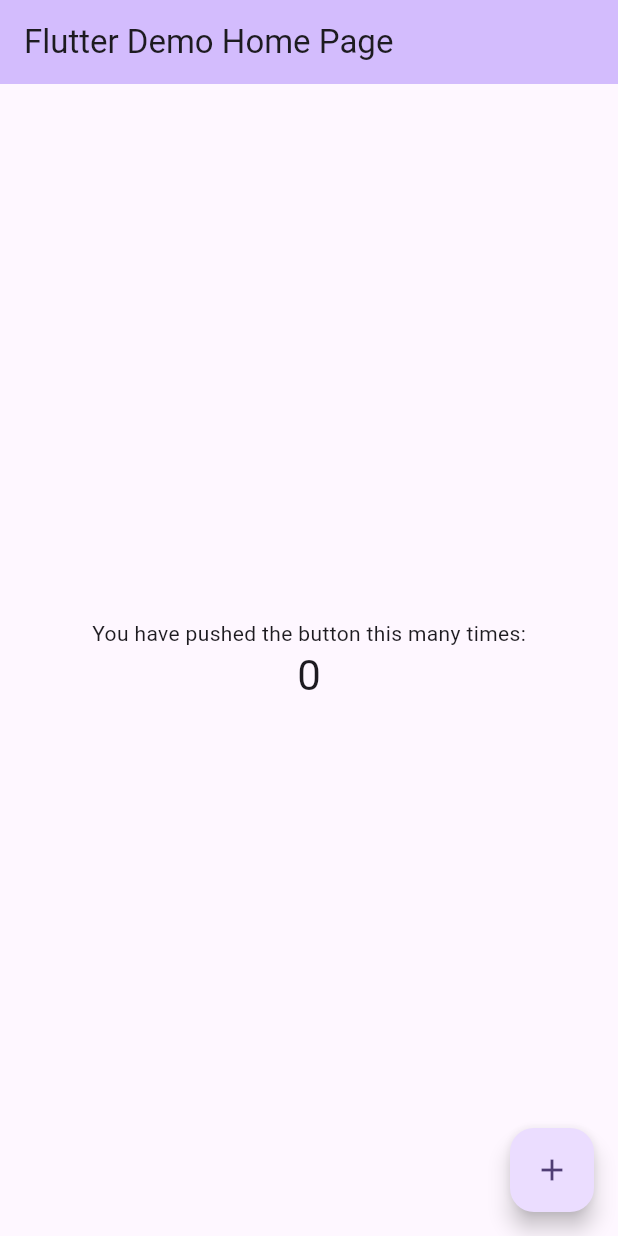
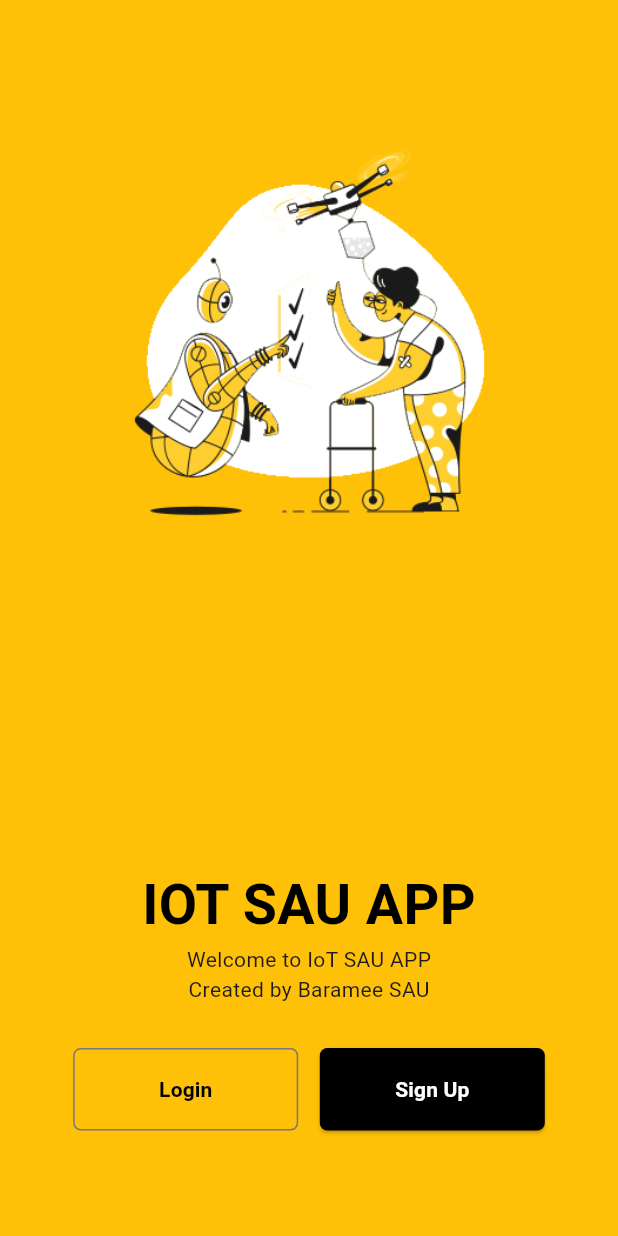
Before and after one commit to BarameeEiEi/iot_sau_first_project, a Flutter app: the screen it shows after launch, on a phone screen of 412 x 824 dp. Run offline on Flutter 3.47's test engine with Material 3 defaults, Android fonts, the phone set to English and light mode, and no system bars.

Commit message:
v.2: crate flie main succuss full 1 page eiei

```diff
--- /dev/null
+++ b/lib/Views/signin_ui.dart
@@ -0,0 +1,15 @@
+import 'package:flutter/material.dart';
+
+class SigninUI extends StatefulWidget {
+  const SigninUI({super.key});
+
+  @override
+  State<SigninUI> createState() => _SigninUIState();
+}
+
+class _SigninUIState extends State<SigninUI> {
+  @override
+  Widget build(BuildContext context) {
+    return Scaffold();
+  }
+}
--- /dev/null
+++ b/lib/Views/signup_ui.dart
@@ -0,0 +1,15 @@
+import 'package:flutter/material.dart';
+
+class SignupUI extends StatefulWidget {
+  const SignupUI({super.key});
+
+  @override
+  State<SignupUI> createState() => _SignupUIState();
+}
+
+class _SignupUIState extends State<SignupUI> {
+  @override
+  Widget build(BuildContext context) {
+    return Scaffold();
+  }
+}
--- /dev/null
+++ b/lib/Views/welcome_ui.dart
@@ -0,0 +1,102 @@
+// ignore_for_file: sort_child_properties_last
+
+import 'package:flutter/material.dart';
+
+class WelcomeUI extends StatefulWidget {
+  const WelcomeUI({super.key});
+
+  @override
+  State<WelcomeUI> createState() => _WelcomeUIState();
+}
+
+class _WelcomeUIState extends State<WelcomeUI> {
+  @override
+  Widget build(BuildContext context) {
+    return Scaffold(
+        backgroundColor: Colors.amber,
+        body: Center(
+            child: Column(
+                children: [
+                    SizedBox(
+                        height: MediaQuery.of(context).size.height* 0.1,
+                    ),
+                    Image.asset(
+                        'assets/images/logo.png',
+                        //width: 250.50,
+                        width: MediaQuery.of(context).size.width * 0.7,
+                    ),
+                    SizedBox(
+                        height: MediaQuery.of(context).size.height* 0.25,
+                    ),
+                    Text(
+                        'IOT SAU APP',
+                        style: TextStyle(
+                            fontSize: MediaQuery.of(context).size.width * 0.09,
+                            fontWeight: FontWeight.bold,
+                            color: Colors.black
+                        ),
+                    ),
+                    Text(
+                        'Welcome to IoT SAU APP',
+                    ),
+                    Text(
+                        'Created by Baramee SAU',
+                    ),
+                    SizedBox(
+                        height: MediaQuery.of(context).size.height* 0.035,
+                    ),
+                    Row(
+                        mainAxisAlignment: MainAxisAlignment.center,
+                        children: [
+                            OutlinedButton(
+                                onPressed: () {},
+                                child: Text(
+                                    'Login' ,
+                                    style: TextStyle(
+                                        fontWeight: FontWeight.bold ,
+                                        color: Colors.black,
+                                    ),
+                                ),
+                                style: OutlinedButton.styleFrom(
+                                      fixedSize: Size(
+                                            150.0  ,
+                                            55.0,
+                                        ),
+                                    shape: RoundedRectangleBorder(
+                                        borderRadius: BorderRadius.circular(5,
+                                        ),
+                                    ),
+                                ),
+                                ),
+                                SizedBox(
+                        width: MediaQuery.of(context).size.width * 0.035,
+                    ),
+                                ElevatedButton(
+                                    onPressed: () {},
+                                    child: Text(
+                                        'Sign Up',
+                                        style: TextStyle(
+                                        fontWeight: FontWeight.bold ,
+                                        color: Colors.white,
+                                    ),
+                                    ),
+                                     style: ElevatedButton.styleFrom(
+                                        fixedSize: Size(
+                                            150.0  ,
+                                            55.0,
+                                        ),
+                                        backgroundColor: Colors.black,
+                                    shape: RoundedRectangleBorder(
+                                        borderRadius: BorderRadius.circular(5,
+                                        ),
+                                    ),
+                                ),
+                                    ),
+                        ],
+                    ),
+                ],
+            ),
+        ),
+        );
+  }
+}
--- a/lib/main.dart
+++ b/lib/main.dart
@@ -1,125 +1,26 @@
 import 'package:flutter/material.dart';
+import 'package:iot_sau_first_project/Views/welcome_ui.dart';
 
-void main() {
-  runApp(const MyApp());
+void main(){
+  runApp(
+    //เรียกใช้ คลาส ที่เรียกใช้งาน wight หลักของเเอป : MaterialApp()
+    iot_sau_first(),
+  );
+}
+//++++++++++++++++++++++++++++++++++++++++++++++++++++++++++++++++++++
+class iot_sau_first extends StatefulWidget {
+  const iot_sau_first({super.key});
+
+  @override
+  State<iot_sau_first> createState() => _iot_sau_firstState();
 }
 
-class MyApp extends StatelessWidget {
-  const MyApp({super.key});
-
-  // This widget is the root of your application.
+class _iot_sau_firstState extends State<iot_sau_first> {
   @override
   Widget build(BuildContext context) {
     return MaterialApp(
-      title: 'Flutter Demo',
-      theme: ThemeData(
-        // This is the theme of your application.
-        //
-        // TRY THIS: Try running your application with "flutter run". You'll see
-        // the application has a purple toolbar. Then, without quitting the app,
-        // try changing the seedColor in the colorScheme below to Colors.green
-        // and then invoke "hot reload" (save your changes or press the "hot
-        // reload" button in a Flutter-supported IDE, or press "r" if you used
-        // the command line to start the app).
-        //
-        // Notice that the counter didn't reset back to zero; the application
-        // state is not lost during the reload. To reset the state, use hot
-        // restart instead.
-        //
-        // This works for code too, not just values: Most code changes can be
-        // tested with just a hot reload.
-        colorScheme: ColorScheme.fromSeed(seedColor: Colors.deepPurple),
-        useMaterial3: true,
-      ),
-      home: const MyHomePage(title: 'Flutter Demo Home Page'),
+      debugShowCheckedModeBanner: false,
+      home: WelcomeUI(),
     );
   }
 }
-
-class MyHomePage extends StatefulWidget {
-  const MyHomePage({super.key, required this.title});
-
-  // This widget is the home page of your application. It is stateful, meaning
-  // that it has a State object (defined below) that contains fields that affect
-  // how it looks.
-
-  // This class is the configuration for the state. It holds the values (in this
-  // case the title) provided by the parent (in this case the App widget) and
-  // used by the build method of the State. Fields in a Widget subclass are
-  // always marked "final".
-
-  final String title;
-
-  @override
-  State<MyHomePage> createState() => _MyHomePageState();
-}
-
-class _MyHomePageState extends State<MyHomePage> {
-  int _counter = 0;
-
-  void _incrementCounter() {
-    setState(() {
-      // This call to setState tells the Flutter framework that something has
-      // changed in this State, which causes it to rerun the build method below
-      // so that the display can reflect the updated values. If we changed
-      // _counter without calling setState(), then the build method would not be
-      // called again, and so nothing would appear to happen.
-      _counter++;
-    });
-  }
-
-  @override
-  Widget build(BuildContext context) {
-    // This method is rerun every time setState is called, for instance as done
-    // by the _incrementCounter method above.
-    //
-    // The Flutter framework has been optimized to make rerunning build methods
-    // fast, so that you can just rebuild anything that needs updating rather
-    // than having to individually change instances of widgets.
-    return Scaffold(
-      appBar: AppBar(
-        // TRY THIS: Try changing the color here to a specific color (to
-        // Colors.amber, perhaps?) and trigger a hot reload to see the AppBar
-        // change color while the other colors stay the same.
-        backgroundColor: Theme.of(context).colorScheme.inversePrimary,
-        // Here we take the value from the MyHomePage object that was created by
-        // the App.build method, and use it to set our appbar title.
-        title: Text(widget.title),
-      ),
-      body: Center(
-        // Center is a layout widget. It takes a single child and positions it
-        // in the middle of the parent.
-        child: Column(
-          // Column is also a layout widget. It takes a list of children and
-          // arranges them vertically. By default, it sizes itself to fit its
-          // children horizontally, and tries to be as tall as its parent.
-          //
-          // Column has various properties to control how it sizes itself and
-          // how it positions its children. Here we use mainAxisAlignment to
-          // center the children vertically; the main axis here is the vertical
-          // axis because Columns are vertical (the cross axis would be
-          // horizontal).
-          //
-          // TRY THIS: Invoke "debug painting" (choose the "Toggle Debug Paint"
-          // action in the IDE, or press "p" in the console), to see the
-          // wireframe for each widget.
-          mainAxisAlignment: MainAxisAlignment.center,
-          children: <Widget>[
-            const Text(
-              'You have pushed the button this many times:',
-            ),
-            Text(
-              '$_counter',
-              style: Theme.of(context).textTheme.headlineMedium,
-            ),
-          ],
-        ),
-      ),
-      floatingActionButton: FloatingActionButton(
-        onPressed: _incrementCounter,
-        tooltip: 'Increment',
-        child: const Icon(Icons.add),
-      ), // This trailing comma makes auto-formatting nicer for build methods.
-    );
-  }
-}
```
